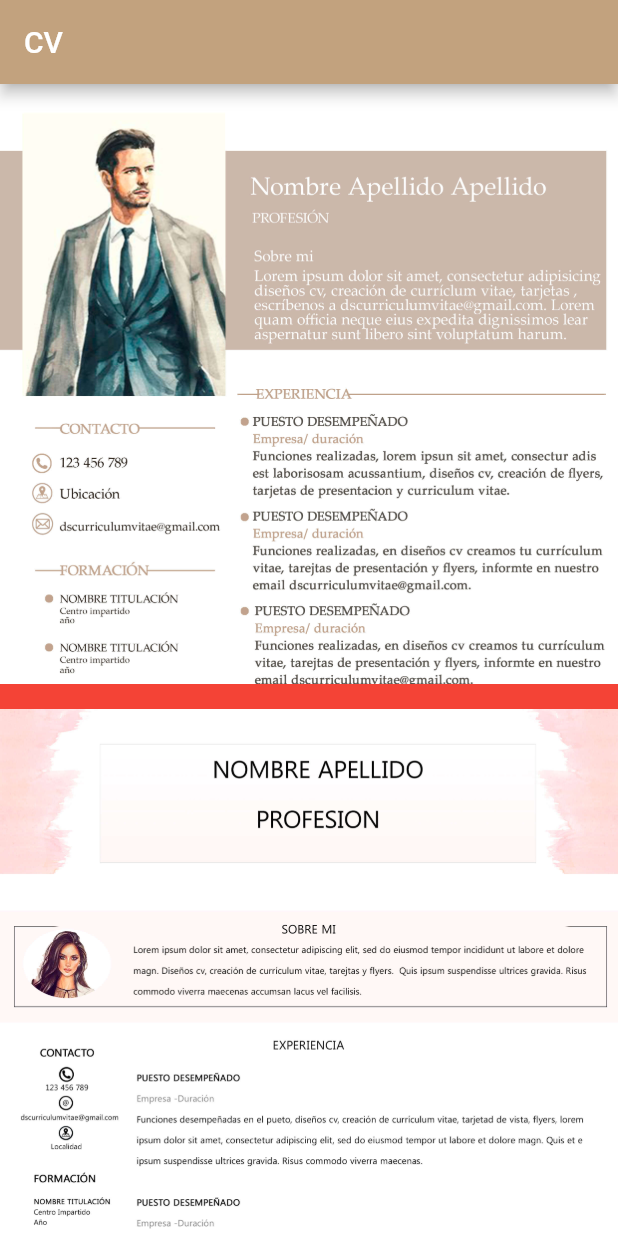
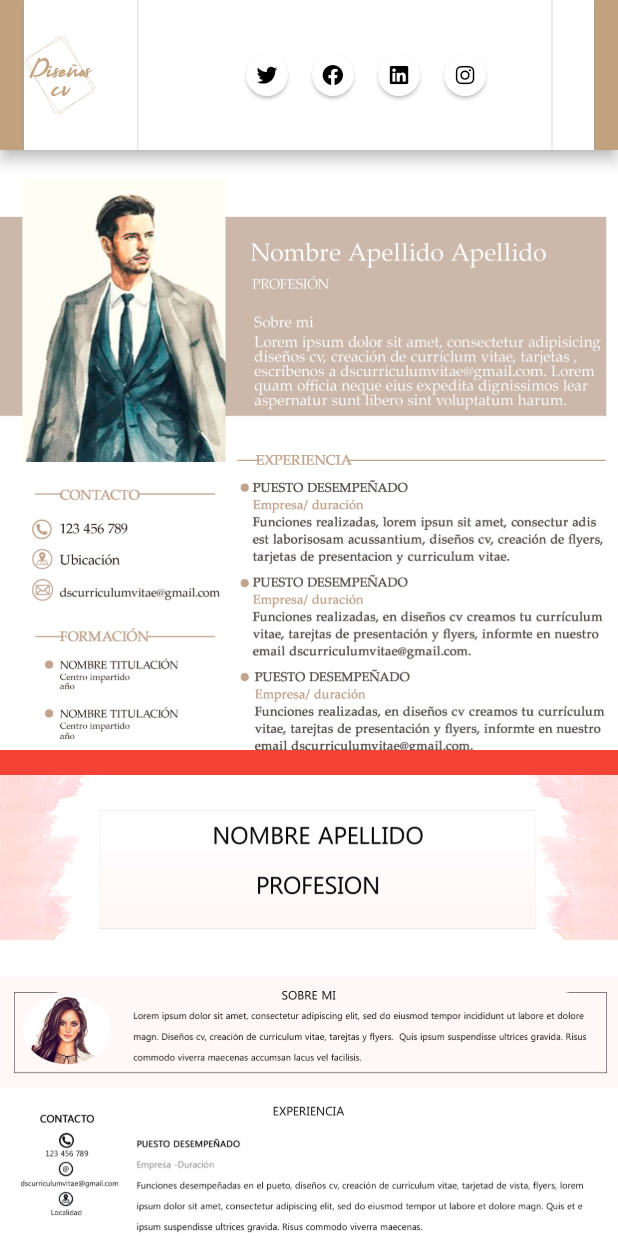
Before and after one commit to xenxi/cv-desing, a Flutter app: the screen it shows after launch, on a phone screen of 412 x 824 dp. Run offline on Flutter 3.47's test engine with Material 2 defaults, Android fonts, the light colour scheme and no system bars; our stand-ins replace animate_do, font_awesome_flutter.

Commit message:
add nav bart

```diff
--- /dev/null
+++ b/lib/presentation/core/values/image_path.dart
@@ -0,0 +1,5 @@
+class ImagePath {
+  static const String imageDir = 'assets/img';
+  static const String curriculumsDir = 'assets/cvs';
+  static const String logo = '$imageDir/logo.png';
+}
--- a/lib/presentation/portfolio/portfolio_page.dart
+++ b/lib/presentation/portfolio/portfolio_page.dart
@@ -1,6 +1,9 @@
 import 'package:cv_desing_website_flutter/domain/curriculum.dart';
 import 'package:cv_desing_website_flutter/presentation/core/adaptative.dart';
+import 'package:cv_desing_website_flutter/presentation/core/values/image_path.dart';
+import 'package:cv_desing_website_flutter/presentation/shared/social_button.dart';
 import 'package:flutter/material.dart';
+import 'package:font_awesome_flutter/font_awesome_flutter.dart';
 
 final data = [
   Curriculum(1, 'CV12A', 'assets/cvs/CV12A.jpg'),
@@ -17,6 +20,28 @@ final data = [
   Curriculum(12, 'CV12Q', 'assets/cvs/CV12Q.jpg'),
   Curriculum(13, 'CV12R', 'assets/cvs/CV12R.jpg'),
 ];
+final socialData = [
+  SocialButtonData(
+    tag: 'TWITTER_URL',
+    iconData: FontAwesomeIcons.twitter,
+    url: 'TWITTER_URL',
+  ),
+  SocialButtonData(
+    tag: 'FACEBOOK_URL',
+    iconData: FontAwesomeIcons.facebook,
+    url: 'FACEBOOK_URL',
+  ),
+  SocialButtonData(
+    tag: 'LINKED_IN_URL',
+    iconData: FontAwesomeIcons.linkedin,
+    url: 'LINKED_IN_URL',
+  ),
+  SocialButtonData(
+    tag: 'INSTAGRAM_URL',
+    iconData: FontAwesomeIcons.instagram,
+    url: 'INSTAGRAM_URL',
+  ),
+];
 
 class PortfolioPage extends StatelessWidget {
   const PortfolioPage({Key? key}) : super(key: key);
@@ -24,9 +49,7 @@ class PortfolioPage extends StatelessWidget {
   @override
   Widget build(BuildContext context) {
     return Scaffold(
-      appBar: AppBar(
-        title: Text("CV"),
-      ),
+      appBar: _buildAppBar(context),
       body: Container(
         decoration: BoxDecoration(color: Colors.red),
         width: widthOfScreen(context),
@@ -43,6 +66,66 @@ class PortfolioPage extends StatelessWidget {
         ),
       ),
     );
+  }
+
+  AppBar _buildAppBar(BuildContext context) {
+    return AppBar(
+      toolbarHeight: 100,
+      title: Container(
+        height: 100,
+        decoration: const BoxDecoration(
+          color: Colors.white,
+          boxShadow: [
+            BoxShadow(
+              color: Colors.grey,
+              offset: Offset(0.0, 1.0), //(x,y)
+              blurRadius: 1.0,
+            )
+          ],
+        ),
+        child: IntrinsicHeight(
+          child: Row(
+            children: [
+              Image.asset(
+                ImagePath.logo,
+                height: 52,
+                fit: BoxFit.cover,
+              ),
+              SizedBox(width: 20),
+              VerticalDivider(thickness: .8),
+              Spacer(flex: 1),
+              Row(
+                children: [
+                  ..._buildSocialIcons(socialData),
+                  SizedBox(
+                    width: 20.0,
+                  )
+                ],
+              ),
+              VerticalDivider(thickness: .8),
+              SizedBox(width: 20),
+            ],
+          ),
+        ),
+      ),
+    );
+  }
+
+  List<Widget> _buildSocialIcons(List<SocialButtonData> socialItems) {
+    List<Widget> items = [];
+    for (int index = 0; index < socialItems.length; index++) {
+      items.add(
+        SocialButton(
+          tag: socialItems[index].tag,
+          iconData: socialItems[index].iconData,
+          onPressed: () => {},
+        ),
+      );
+      items.add(SizedBox(
+        width: 16,
+      ));
+    }
+    return items;
   }
 
   List<Widget> _buildItems(BuildContext context) {
--- /dev/null
+++ b/lib/presentation/shared/social_button.dart
@@ -0,0 +1,63 @@
+import 'package:flutter/material.dart';
+
+class SocialButtonData {
+  final String tag;
+  final String url;
+  final IconData iconData;
+  final Color? iconColor;
+  final Color? borderColor;
+
+  SocialButtonData({
+    required this.tag,
+    required this.iconData,
+    required this.url,
+    this.iconColor,
+    this.borderColor,
+  });
+}
+
+class SocialButton extends StatelessWidget {
+  const SocialButton({
+    required this.tag,
+    required this.iconData,
+    this.onPressed,
+    this.width = 28,
+    this.height = 28,
+    this.elevation = 1,
+    this.buttonColor = Colors.white,
+    this.iconColor = Colors.black,
+    this.iconSize = 14,
+    this.decoration,
+  });
+
+  final String tag;
+  final double width;
+  final double elevation;
+  final double height;
+  final IconData iconData;
+  final double iconSize;
+  final Color iconColor;
+  final Color buttonColor;
+  final BoxDecoration? decoration;
+  final VoidCallback? onPressed;
+
+  @override
+  Widget build(BuildContext context) {
+    return Container(
+      width: width,
+      height: height,
+      decoration: decoration,
+      child: FloatingActionButton(
+        elevation: elevation,
+        onPressed: onPressed,
+        backgroundColor: buttonColor,
+        heroTag: tag,
+        child: Icon(
+          iconData,
+          size: iconSize,
+          color: iconColor,
+        ),
+      ),
+    );
+  }
+}
```
